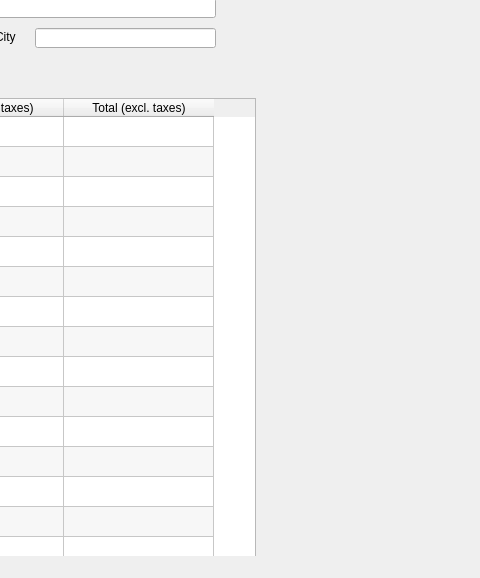
This is TP3/mainwindow.ui in LaurenRolan/GUI as Qt 5 draws it before an edit; both pictures show x 435 to 915 and y 140 to 718 of the 1192 by 718 pixel window. The edited form follows.
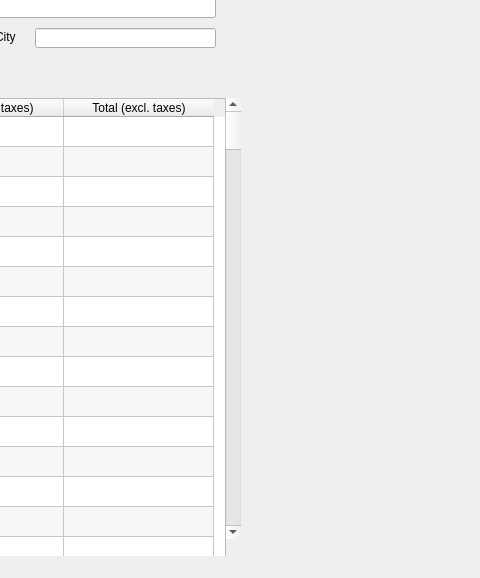
This is the edited form. Icons and pictures are not drawn. Custom widgets are drawn as their Qt base class.

The edit to the form file:
```diff
--- a/TP3/mainwindow.ui
+++ b/TP3/mainwindow.ui
@@ -19,7 +19,7 @@
      <rect>
       <x>30</x>
       <y>190</y>
-      <width>661</width>
+      <width>631</width>
       <height>491</height>
      </rect>
     </property>
@@ -323,6 +323,19 @@
      </rect>
     </property>
    </widget>
+   <widget class="QScrollBar" name="verticalScrollBar">
+    <property name="geometry">
+     <rect>
+      <x>660</x>
+      <y>190</y>
+      <width>16</width>
+      <height>441</height>
+     </rect>
+    </property>
+    <property name="orientation">
+     <enum>Qt::Vertical</enum>
+    </property>
+   </widget>
   </widget>
   <widget class="QMenuBar" name="menubar">
    <property name="geometry">
```
Left out of the diff: 10 changed lines with no effect on the pictures.
